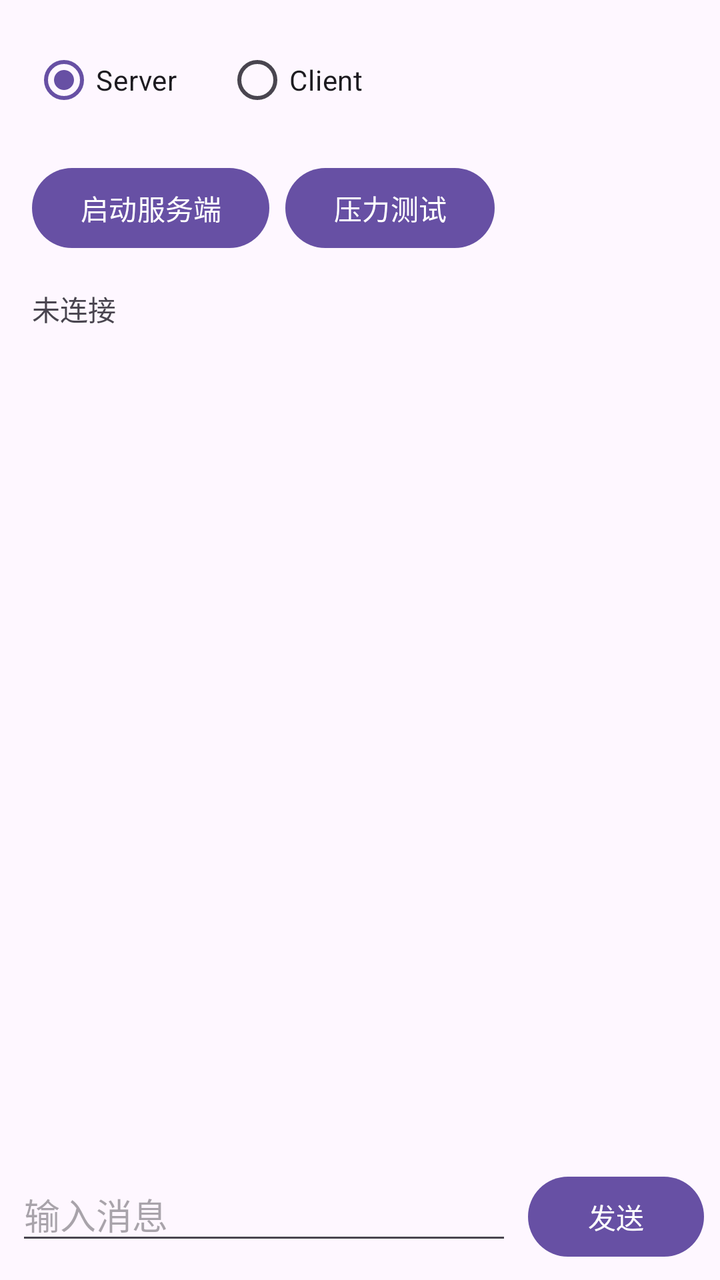
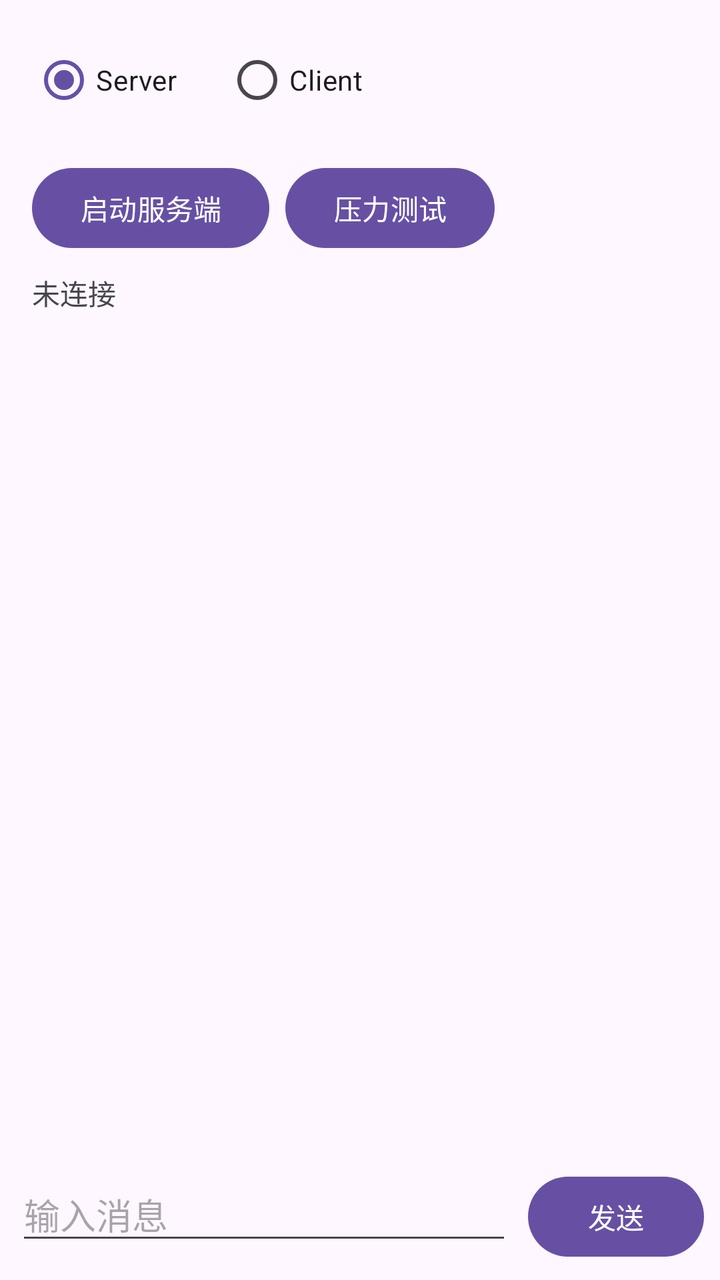

An Android layout rendered at two revisions. The XML below is the earlier revision; the diff shows what the commit changed to produce the second picture.
<!-- AndroidManifest.xml: application theme Theme.App -->
<!-- res/layout/activity_main.xml -->
<?xml version="1.0" encoding="utf-8"?>
<androidx.constraintlayout.widget.ConstraintLayout xmlns:android="http://schemas.android.com/apk/res/android"
    xmlns:app="http://schemas.android.com/apk/res-auto"
    xmlns:tools="http://schemas.android.com/tools"
    android:id="@+id/main"
    android:layout_width="match_parent"
    android:layout_height="match_parent"
    tools:context=".MainActivity">

    <RadioGroup
        android:id="@+id/rg_mode"
        android:layout_width="0dp"
        android:layout_height="wrap_content"
        android:orientation="horizontal"
        app:layout_constraintTop_toTopOf="parent"
        app:layout_constraintStart_toStartOf="parent"
        app:layout_constraintEnd_toEndOf="parent"
        android:padding="16dp">
        <RadioButton
            android:id="@+id/rb_server"
            android:layout_width="wrap_content"
            android:layout_height="wrap_content"
            android:text="Server"
            android:checked="true"/>
        <RadioButton
            android:id="@+id/rb_client"
            android:layout_width="wrap_content"
            android:layout_height="wrap_content"
            android:text="Client"
            android:layout_marginStart="24dp"/>
    </RadioGroup>

    <EditText
        android:id="@+id/et_mac"
        android:layout_width="0dp"
        android:layout_height="wrap_content"
        android:hint="Client: 输入对端设备 MAC 地址"
        android:inputType="text"
        android:visibility="gone"
        app:layout_constraintTop_toBottomOf="@id/rg_mode"
        app:layout_constraintStart_toStartOf="parent"
        app:layout_constraintEnd_toEndOf="parent"
        android:layout_margin="16dp"/>

    <Button
        android:id="@+id/btn_start"
        android:layout_width="wrap_content"
        android:layout_height="wrap_content"
        android:text="启动服务端"
        app:layout_constraintTop_toBottomOf="@id/et_mac"
        app:layout_constraintStart_toStartOf="parent"
        android:layout_marginStart="16dp"/>

    <Button
        android:id="@+id/btn_stress_test"
        android:layout_width="wrap_content"
        android:layout_height="wrap_content"
        android:text="压力测试"
        app:layout_constraintTop_toTopOf="@id/btn_start"
        app:layout_constraintBottom_toBottomOf="@id/btn_start"
        app:layout_constraintStart_toEndOf="@id/btn_start"
        android:layout_marginStart="8dp"/>

    <TextView
        android:id="@+id/tv_speed"
        android:layout_width="wrap_content"
        android:layout_height="wrap_content"
        android:text="发送: 0KB/s | 接收: 0KB/s"
        android:textSize="12sp"
        app:layout_constraintTop_toTopOf="@id/btn_start"
        app:layout_constraintBottom_toBottomOf="@id/btn_start"
        app:layout_constraintStart_toEndOf="@id/btn_stress_test"
        app:layout_constraintEnd_toEndOf="parent"
        android:layout_marginStart="8dp"
        android:layout_marginEnd="16dp"
        android:visibility="gone"/>

    <TextView
        android:id="@+id/tv_status"
        android:layout_width="0dp"
        android:layout_height="wrap_content"
        android:text="未连接"
        app:layout_constraintTop_toBottomOf="@id/btn_start"
        app:layout_constraintStart_toStartOf="parent"
        app:layout_constraintEnd_toEndOf="parent"
        android:layout_margin="16dp"/>

    <ScrollView
        android:id="@+id/scroll_messages"
        android:layout_width="0dp"
        android:layout_height="0dp"
        app:layout_constraintTop_toBottomOf="@id/tv_status"
        app:layout_constraintBottom_toTopOf="@+id/message_bar"
        app:layout_constraintStart_toStartOf="parent"
        app:layout_constraintEnd_toEndOf="parent"
        android:fillViewport="true"
        android:layout_marginHorizontal="16dp">
        <LinearLayout
            android:id="@+id/container_messages"
            android:orientation="vertical"
            android:layout_width="match_parent"
            android:layout_height="wrap_content"/>
    </ScrollView>

    <LinearLayout
        android:id="@+id/message_bar"
        android:layout_width="0dp"
        android:layout_height="wrap_content"
        android:orientation="horizontal"
        app:layout_constraintBottom_toBottomOf="parent"
        app:layout_constraintStart_toStartOf="parent"
        app:layout_constraintEnd_toEndOf="parent"
        android:padding="8dp">
        <EditText
            android:id="@+id/et_message"
            android:layout_width="0dp"
            android:layout_height="wrap_content"
            android:layout_weight="1"
            android:hint="输入消息"/>
        <Button
            android:id="@+id/btn_send"
            android:layout_width="wrap_content"
            android:layout_height="wrap_content"
            android:text="发送"
            android:layout_marginStart="8dp"/>
    </LinearLayout>

</androidx.constraintlayout.widget.ConstraintLayout>
<!-- resources referenced by this layout -->
<resources>
  <style name="Theme.App" parent="Base.Theme.App" />
  <style name="Base.Theme.App" parent="Theme.Material3.DayNight.NoActionBar">
          
          
      </style>
</resources>

<!-- the commit's change to res/layout/activity_main.xml (unified diff, before → after) -->
@@ -63,16 +63,15 @@
 
     <TextView
         android:id="@+id/tv_speed"
-        android:layout_width="wrap_content"
+        android:layout_width="0dp"
         android:layout_height="wrap_content"
         android:text="发送: 0KB/s | 接收: 0KB/s"
         android:textSize="12sp"
-        app:layout_constraintTop_toTopOf="@id/btn_start"
-        app:layout_constraintBottom_toBottomOf="@id/btn_start"
-        app:layout_constraintStart_toEndOf="@id/btn_stress_test"
+        app:layout_constraintTop_toBottomOf="@id/btn_start"
+        app:layout_constraintStart_toStartOf="parent"
         app:layout_constraintEnd_toEndOf="parent"
-        android:layout_marginStart="8dp"
-        android:layout_marginEnd="16dp"
+        android:layout_marginHorizontal="16dp"
+        android:layout_marginTop="8dp"
         android:visibility="gone"/>
 
     <TextView
@@ -80,10 +79,11 @@
         android:layout_width="0dp"
         android:layout_height="wrap_content"
         android:text="未连接"
-        app:layout_constraintTop_toBottomOf="@id/btn_start"
+        app:layout_constraintTop_toBottomOf="@id/tv_speed"
         app:layout_constraintStart_toStartOf="parent"
         app:layout_constraintEnd_toEndOf="parent"
-        android:layout_margin="16dp"/>
+        android:layout_marginHorizontal="16dp"
+        android:layout_marginTop="8dp"/>
 
     <ScrollView
         android:id="@+id/scroll_messages"
